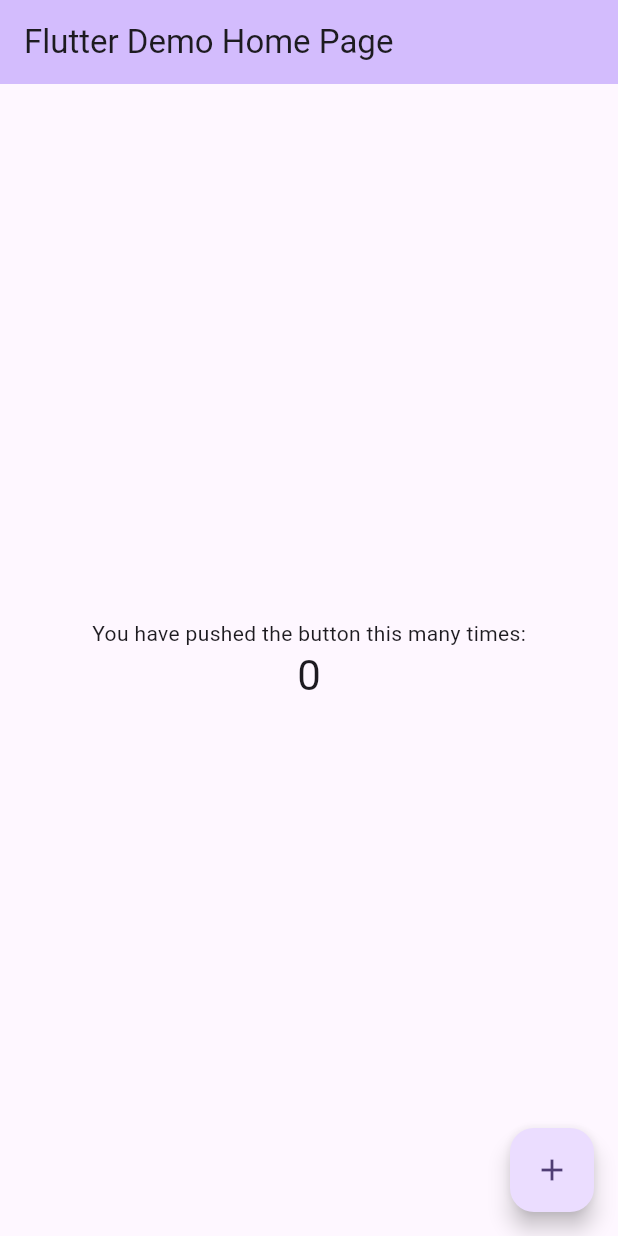
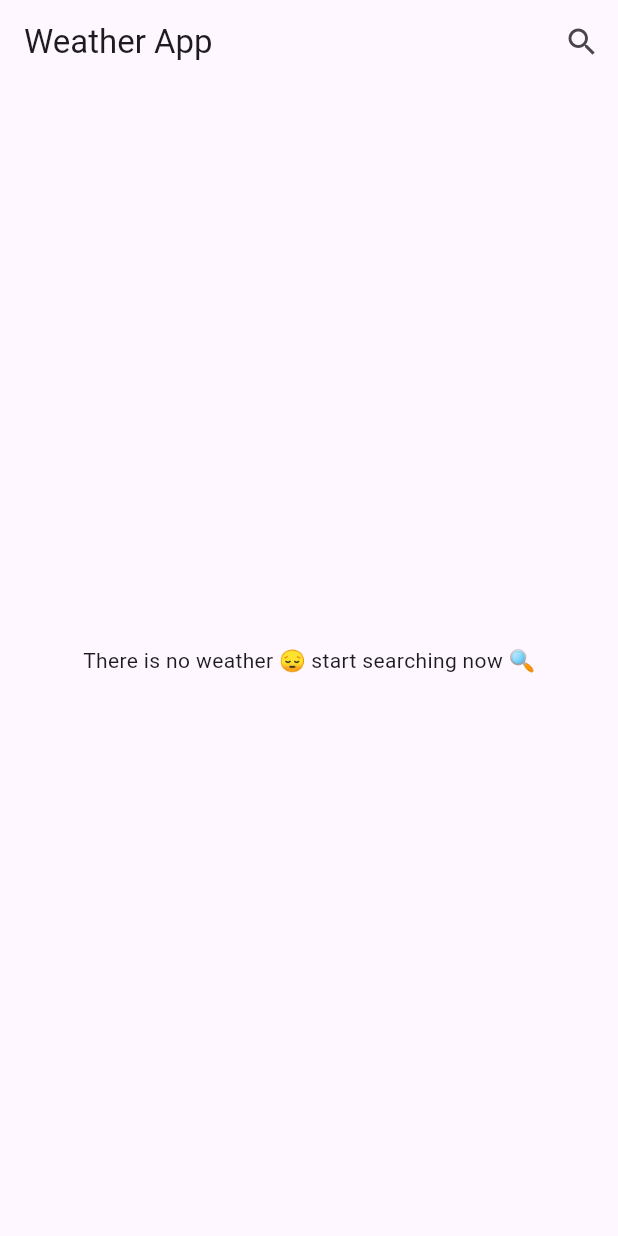
Before and after one commit to aymanSalama-hub/Weather-app, a Flutter app: the screen it shows after launch, on a phone screen of 412 x 824 dp. Run offline on Flutter 3.47's test engine with Material 3 defaults, Android fonts, the phone set to English and light mode, and no system bars.

Commit message:
create home screen

```diff
--- /dev/null
+++ b/lib/home.dart
@@ -0,0 +1,18 @@
+import 'package:flutter/material.dart';
+
+class HomeScreen extends StatelessWidget {
+  const HomeScreen({super.key});
+
+  @override
+  Widget build(BuildContext context) {
+    return Scaffold(
+      appBar: AppBar(
+        title: const Text('Weather App'),
+        actions: [IconButton(icon: const Icon(Icons.search), onPressed: () {})],
+      ),
+      body: const Center(
+        child: Text('There is no weather 😔 start searching now 🔍'),
+      ),
+    );
+  }
+}
--- a/lib/main.dart
+++ b/lib/main.dart
@@ -1,4 +1,5 @@
 import 'package:flutter/material.dart';
+import 'package:weather_app/home.dart';
 
 void main() {
   runApp(const MyApp());
@@ -30,93 +31,7 @@ class MyApp extends StatelessWidget {
         // tested with just a hot reload.
         colorScheme: ColorScheme.fromSeed(seedColor: Colors.deepPurple),
       ),
-      home: const MyHomePage(title: 'Flutter Demo Home Page'),
+      home: HomeScreen(),
     );
   }
 }
-
-class MyHomePage extends StatefulWidget {
-  const MyHomePage({super.key, required this.title});
-
-  // This widget is the home page of your application. It is stateful, meaning
-  // that it has a State object (defined below) that contains fields that affect
-  // how it looks.
-
-  // This class is the configuration for the state. It holds the values (in this
-  // case the title) provided by the parent (in this case the App widget) and
-  // used by the build method of the State. Fields in a Widget subclass are
-  // always marked "final".
-
-  final String title;
-
-  @override
-  State<MyHomePage> createState() => _MyHomePageState();
-}
-
-class _MyHomePageState extends State<MyHomePage> {
-  int _counter = 0;
-
-  void _incrementCounter() {
-    setState(() {
-      // This call to setState tells the Flutter framework that something has
-      // changed in this State, which causes it to rerun the build method below
-      // so that the display can reflect the updated values. If we changed
-      // _counter without calling setState(), then the build method would not be
-      // called again, and so nothing would appear to happen.
-      _counter++;
-    });
-  }
-
-  @override
-  Widget build(BuildContext context) {
-    // This method is rerun every time setState is called, for instance as done
-    // by the _incrementCounter method above.
-    //
-    // The Flutter framework has been optimized to make rerunning build methods
-    // fast, so that you can just rebuild anything that needs updating rather
-    // than having to individually change instances of widgets.
-    return Scaffold(
-      appBar: AppBar(
-        // TRY THIS: Try changing the color here to a specific color (to
-        // Colors.amber, perhaps?) and trigger a hot reload to see the AppBar
-        // change color while the other colors stay the same.
-        backgroundColor: Theme.of(context).colorScheme.inversePrimary,
-        // Here we take the value from the MyHomePage object that was created by
-        // the App.build method, and use it to set our appbar title.
-        title: Text(widget.title),
-      ),
-      body: Center(
-        // Center is a layout widget. It takes a single child and positions it
-        // in the middle of the parent.
-        child: Column(
-          // Column is also a layout widget. It takes a list of children and
-          // arranges them vertically. By default, it sizes itself to fit its
-          // children horizontally, and tries to be as tall as its parent.
-          //
-          // Column has various properties to control how it sizes itself and
-          // how it positions its children. Here we use mainAxisAlignment to
-          // center the children vertically; the main axis here is the vertical
-          // axis because Columns are vertical (the cross axis would be
-          // horizontal).
-          //
-          // TRY THIS: Invoke "debug painting" (choose the "Toggle Debug Paint"
-          // action in the IDE, or press "p" in the console), to see the
-          // wireframe for each widget.
-          mainAxisAlignment: MainAxisAlignment.center,
-          children: <Widget>[
-            const Text('You have pushed the button this many times:'),
-            Text(
-              '$_counter',
-              style: Theme.of(context).textTheme.headlineMedium,
-            ),
-          ],
-        ),
-      ),
-      floatingActionButton: FloatingActionButton(
-        onPressed: _incrementCounter,
-        tooltip: 'Increment',
-        child: const Icon(Icons.add),
-      ), // This trailing comma makes auto-formatting nicer for build methods.
-    );
-  }
-}
```
